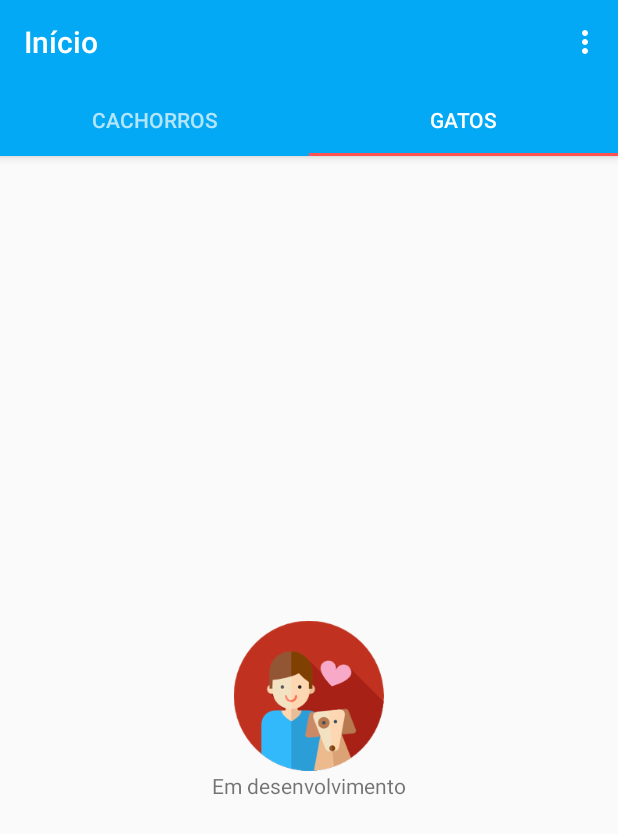
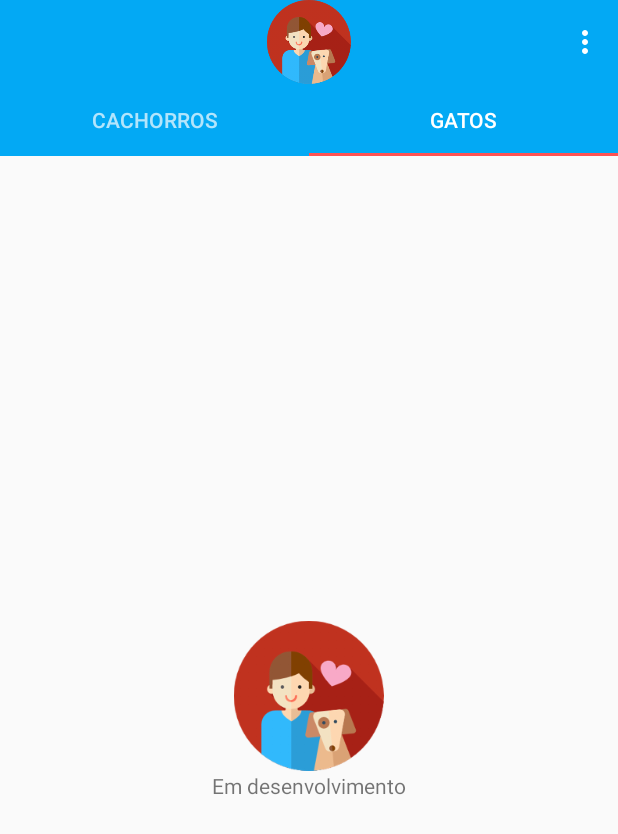
Before and after one commit to juninhofer1/AnjinhoComPatas, an Android app: the screen it shows after launch (MainActivity), tab 2 chosen, on a phone screen of 412 x 824 dp. Shown: the top 834 px of the screen. Run offline under Robolectric (Android 15) with nearby library versions, the phone set to English and light mode, and no system bars; libraries missing offline, so code that uses them is left out: com.mikepenz.materialdrawer; 9 statements that could not run were skipped.

Commit message:
Wilson -Centralizando itens

```diff
--- a/app/src/main/java/br/com/edu/ifsc/ajinhocompatas/MainActivity.java
+++ b/app/src/main/java/br/com/edu/ifsc/ajinhocompatas/MainActivity.java
@@ -64,7 +64,7 @@ public class MainActivity extends AppCompatActivity {
         //Adicionando propriedades na toolbar.
         this.setSupportActionBar(this.mToolbar);
 //        this.getSupportActionBar().setLogo(R.drawable.icon_app_s);
-        this.getSupportActionBar().setTitle("Início");
+        this.getSupportActionBar().setTitle(null);
 
         //Cria o menu lateral e seus itens.
         //Hedear - hearderNavegationLeft
--- a/app/src/main/res/layout/activity_main.xml
+++ b/app/src/main/res/layout/activity_main.xml
@@ -9,41 +9,46 @@
     <android.support.design.widget.AppBarLayout
         android:layout_width="match_parent"
         android:layout_height="wrap_content"
+        android:baselineAligned="false"
         android:theme="@style/AppTheme.AppBarOverlay">
+
+    </android.support.design.widget.AppBarLayout>
+
+    <RelativeLayout
+        android:layout_width="match_parent"
+        android:layout_height="wrap_content">
 
         <android.support.v7.widget.Toolbar
             android:id="@+id/toolbar"
             android:layout_width="match_parent"
-            android:layout_height="?attr/actionBarSize"
+            android:layout_height="wrap_content"
             android:background="?attr/colorPrimary"
-            android:logo="@drawable/icon_app"
-            app:popupTheme="@style/AppTheme.PopupOverlay" />
+            android:minHeight="?attr/actionBarSize"
+            android:theme="@style/AppTheme.AppBarOverlay"/>
 
         <android.support.design.widget.TabLayout
             android:id="@+id/tabLayout"
+            android:layout_below="@+id/toolbar"
             android:layout_width="match_parent"
             android:layout_height="wrap_content"
-            app:tabMode="fixed"
-            app:tabGravity="fill"
-            >
+            android:background="@color/colorPrimary"
+            android:theme="@style/AppTheme.AppBarOverlay">
         </android.support.design.widget.TabLayout>
 
-    </android.support.design.widget.AppBarLayout>
+        <ImageView
+            android:id="@+id/logo"
+            android:layout_width="60dp"
+            android:layout_height="56dp"
+            android:layout_centerHorizontal="true"
+            app:srcCompat="@drawable/icon_app" />
 
-
-    <android.support.v4.view.ViewPager
-        android:id="@+id/viewPager"
-        android:layout_width="match_parent"
-        android:layout_height="match_parent"
-        app:layout_behavior="@string/appbar_scrolling_view_behavior">
-    </android.support.v4.view.ViewPager>
-
-    <!--<android.support.design.widget.FloatingActionButton-->
-    <!--android:id="@+id/fab"-->
-    <!--android:layout_width="wrap_content"-->
-    <!--android:layout_height="wrap_content"-->
-    <!--android:layout_gravity="bottom|end"-->
-    <!--android:layout_margin="@dimen/fab_margin"-->
-    <!--app:srcCompat="@android:drawable/ic_dialog_email" />-->
+        <android.support.v4.view.ViewPager
+            android:id="@+id/viewPager"
+            android:layout_below="@+id/tabLayout"
+            android:layout_width="wrap_content"
+            android:layout_height="match_parent"
+            app:layout_behavior="@string/appbar_scrolling_view_behavior">
+        </android.support.v4.view.ViewPager>
+    </RelativeLayout>
 
 </android.support.design.widget.CoordinatorLayout>
```
